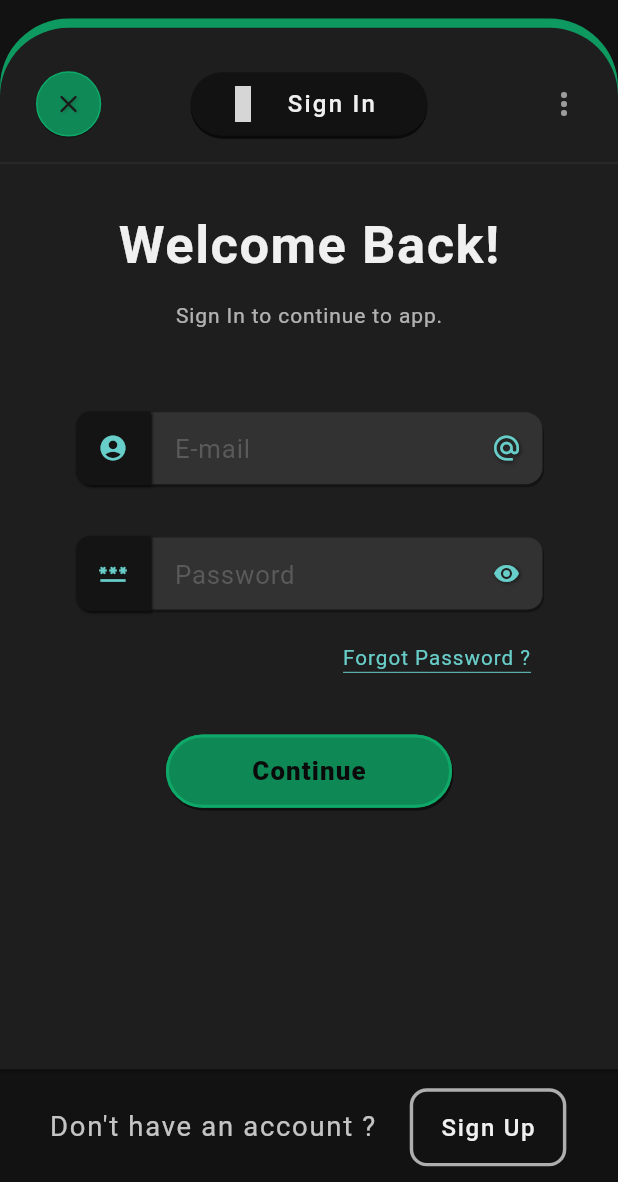
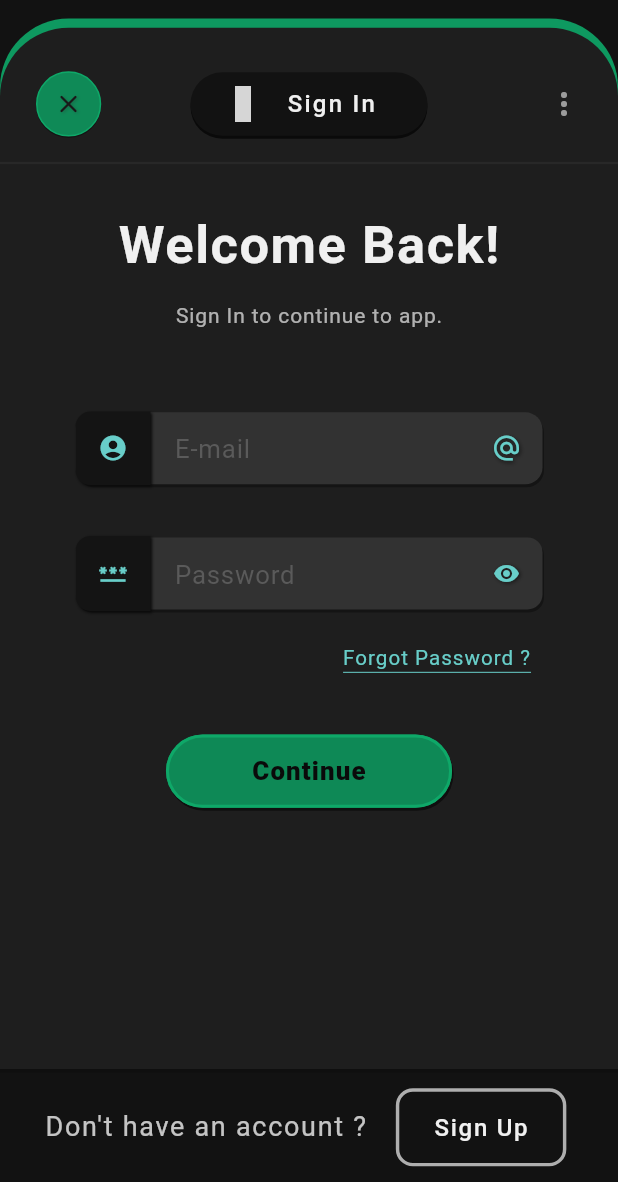
Before and after one commit to DenserMeerkat/hitch-handler, a Flutter app: the screen it shows after launch, on a phone screen of 412 x 824 dp, the part 54-1236 px from its top. Run offline on Flutter 3.47's test engine with Material 2 defaults, Android fonts, the light colour scheme and no system bars; drawn by our look-alikes of auto_size_text, overlay_support; our stand-ins replace adaptive_theme, circular_countdown_timer, cloud_firestore, expandable_text, firebase_auth, firebase_core and 14 more; missing offline and left inert: flutter_exit_app, flutter_initicon; accounts and stored records are empty; grey boxes are pictures that could not be loaded.

Commit message:
New Post subcollection fix
-Initialized fields for first log in comments subcollection.
-Create pass constraint fix
-LoginSignUpFooter button width fix
-Post footer Location-Date-Time fix

```diff
--- a/lib/screens/components/loginsignupfooter.dart
+++ b/lib/screens/components/loginsignupfooter.dart
@@ -71,7 +71,9 @@ class LoginSignUpFooter extends StatelessWidget {
                     ),
                   ),
                 ),
-                TextButton(
+                Expanded(
+                  flex: 3,
+                  child: TextButton(
                     style: ButtonStyle(
                       shape: MaterialStatePropertyAll(RoundedRectangleBorder(
                         borderRadius: BorderRadius.circular(15.r),
@@ -87,8 +89,6 @@ class LoginSignUpFooter extends StatelessWidget {
                     ),
                     onPressed: press, //todo,
                     child: Container(
-                    padding:
-                        EdgeInsets.symmetric(horizontal: 16.w, vertical: 4.h),
                       decoration: BoxDecoration(
                         borderRadius: BorderRadius.circular(10.0.r),
                         border: Border.all(
@@ -99,12 +99,15 @@ class LoginSignUpFooter extends StatelessWidget {
                         ),
                       ),
                       child: Center(
+                        child: FittedBox(
                           child: Text(
                             btntext,
                             style: TextStyle(
                               fontSize: 14.sp,
                               color: isDark ? kTextColor : kLTextColor,
                               letterSpacing: 1.sp,
+                            ),
+                          ),
                         ),
                       ),
                     ),
--- a/lib/screens/components/utils/statuslogdialog.dart
+++ b/lib/screens/components/utils/statuslogdialog.dart
@@ -137,7 +137,7 @@ class _StatusLogDialogState extends State<StatusLogDialog> {
                               letterSpacing: 1),
                         ),
                         subtitle: AutoSizeText(
-                          "No logs found",
+                          "<First Log>",
                           maxLines: 1,
                           style: TextStyle(
                               fontSize: 12,
--- a/lib/screens/components/utils/tiles.dart
+++ b/lib/screens/components/utils/tiles.dart
@@ -40,8 +40,8 @@ class StatusTile extends StatelessWidget {
           color: isDark ? kGrey30 : kLBlack15.withOpacity(0.8),
           borderRadius: BorderRadius.circular(10),
           border: Border.all(
-              width: index == 0 ? 2 : 1,
-              color: index == 0
+              width: index == 0 && snap['name'] != "<First Log>" ? 2 : 1,
+              color: index == 0 && snap['name'] != "<First Log>"
                   ? kPrimaryColor
                   : isDark
                       ? kGrey50
--- a/lib/screens/user_home/add/addform.dart
+++ b/lib/screens/user_home/add/addform.dart
@@ -61,6 +61,7 @@ class AddFormState extends State<AddForm> {
 
     String res = "Error in adding Post";
     try {
+      if (!mounted) return;
       setState(() {
         _isLoading = true;
         IsLoading(_isLoading).dispatch(context);
@@ -81,6 +82,7 @@ class AddFormState extends State<AddForm> {
         UploadFileList.retrieveFileList(),
       );
 
+      if (!mounted) return;
       if (res == "success") {
         setState(() {
           _isLoading = false;
@@ -90,12 +92,14 @@ class AddFormState extends State<AddForm> {
         const snackBar = SnackBar(
           content: Text("Posted Successfully"),
         );
+        if (!mounted) return;
         scaffoldContext
             .showSnackBar(snackBar)
             .closed
             .then((value) => ScaffoldMessenger.of(context).clearSnackBars());
         debugPrint(res); //Todo
       } else {
+        if (!mounted) return;
         setState(() {
           _isLoading = false;
           IsLoading(_isLoading).dispatch(context);
```
Also changed, not shown: lib/resources/firestore_methods.dart (+4 -4 lines), lib/screens/common/post/postfooter.dart (+5 -4 lines), lib/screens/common/post_page.dart (+6 -3 lines), lib/screens/components/confirmpasswordform.dart (+6 -11 lines). Lines whose indentation alone changed are shown as unchanged.
